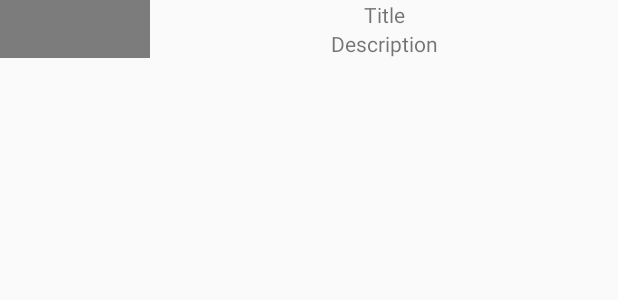
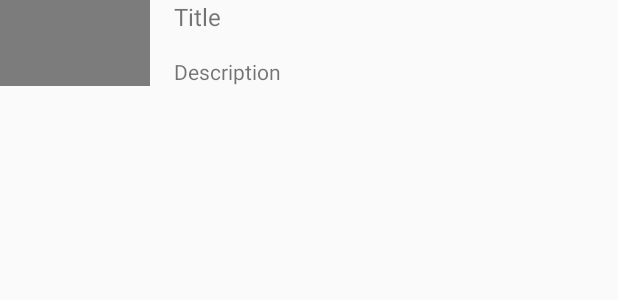
Before and after one commit to niraj-rayalla/Headliners, an Android app: the layout view_article.xml on its own in the app's theme, with its tools: preview values and no code run, on a phone screen of 412 x 824 dp. Shown: the top 300 px of the screen. Run offline under Robolectric (Android 15) with nearby library versions, the phone set to English and light mode, and no system bars; network calls fail.

```diff
--- a/app/src/main/res/layout/view_article.xml
+++ b/app/src/main/res/layout/view_article.xml
@@ -10,30 +10,40 @@
         android:id="@+id/imageView"
         android:layout_width="100dp"
         android:layout_height="0dp"
+        android:layout_marginBottom="16dp"
+        android:minHeight="100dp"
+        android:scaleType="centerCrop"
         app:layout_constraintBottom_toBottomOf="parent"
         app:layout_constraintStart_toStartOf="parent"
         app:layout_constraintTop_toTopOf="parent"
-        app:srcCompat="@android:drawable/screen_background_dark_transparent"
-        android:scaleType="centerCrop"/>
+        app:srcCompat="@android:drawable/screen_background_dark_transparent" />
 
     <TextView
         android:id="@+id/titleTextView"
-        android:layout_width="wrap_content"
+        android:layout_width="0dp"
         android:layout_height="wrap_content"
+        android:layout_marginStart="16dp"
+        android:layout_marginEnd="16dp"
+        android:maxLines="1"
+        android:textSize="16sp"
+        app:layout_constraintEnd_toEndOf="parent"
+        app:layout_constraintStart_toEndOf="@id/imageView"
         app:layout_constraintTop_toTopOf="parent"
-        app:layout_constraintStart_toEndOf="@id/imageView"
-        app:layout_constraintEnd_toEndOf="parent"
-        android:maxLines="1"
-        tools:text="Title"/>
+        tools:text="Title" />
 
     <TextView
         android:id="@+id/descriptionTextView"
-        android:layout_width="wrap_content"
+        android:layout_width="0dp"
         android:layout_height="wrap_content"
+        android:layout_marginStart="16dp"
+        android:layout_marginTop="16dp"
+        android:layout_marginEnd="16dp"
+        android:layout_marginBottom="16dp"
+        android:maxLines="3"
+        app:layout_constraintBottom_toBottomOf="parent"
+        app:layout_constraintEnd_toEndOf="parent"
+        app:layout_constraintStart_toEndOf="@id/imageView"
         app:layout_constraintTop_toBottomOf="@id/titleTextView"
-        app:layout_constraintStart_toEndOf="@id/imageView"
-        app:layout_constraintEnd_toEndOf="parent"
-        android:maxLines="3"
-        tools:text="Description"/>
+        tools:text="Description" />
 
 </androidx.constraintlayout.widget.ConstraintLayout>
--- a/app/src/main/res/values/strings.xml
+++ b/app/src/main/res/values/strings.xml
@@ -1,4 +1,5 @@
 <resources>
     <string name="app_name">Headliners</string>
     <string name="title_headlines">Headlines</string>
+    <string name="fail_open_article_in_browser">Failed open the article</string>
 </resources>
```
Also changed, not shown: app/src/main/java/com/miragelane/headliners/ui/activities/HeadlinesActivity.kt (+54 -8 lines), app/src/main/java/com/miragelane/headliners/ui/adapters/NewsArticlesRecyclerViewAdapter.kt (+10 -1 lines), app/src/main/java/com/miragelane/headliners/ui/viewmodels/HeadlinesActivityViewModel.kt (+27 -8 lines), app/src/main/res/layout/activity_headlines.xml (+1 -9 lines).
